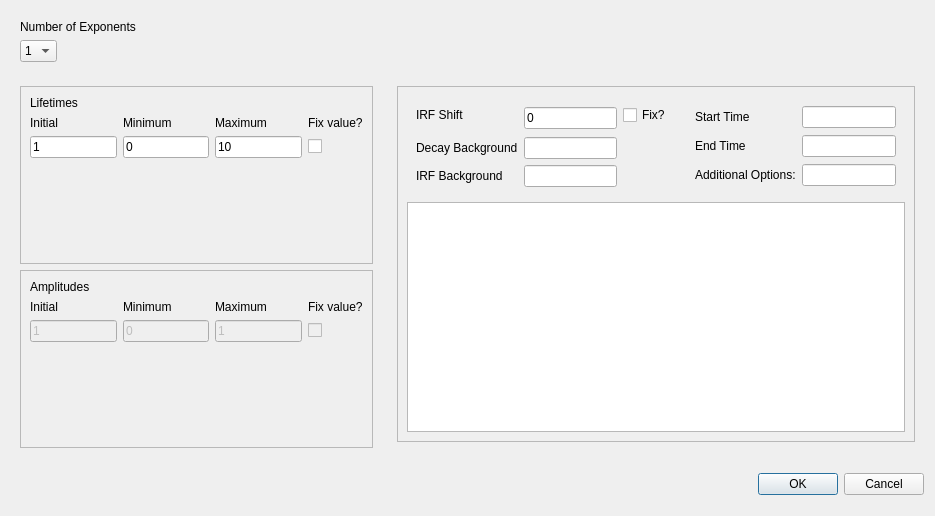
Qt form resources/ui/fitting_dialog.ui (BioPhysicsUP/Full_SMS) before a commit.
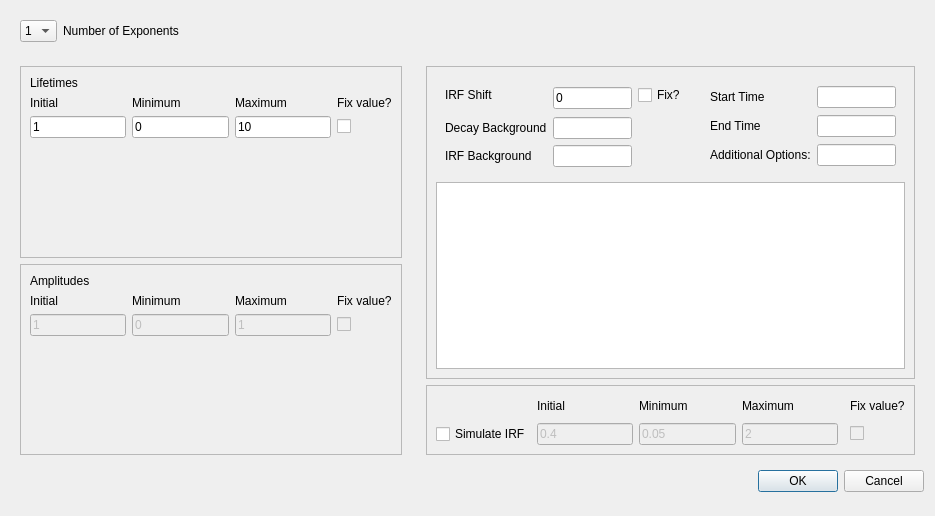
The same form after that commit. Custom widgets are drawn as their Qt base class.

```diff
--- a/resources/ui/fitting_dialog.ui
+++ b/resources/ui/fitting_dialog.ui
@@ -13,20 +13,7 @@
   <property name="windowTitle">
    <string>Dialog</string>
   </property>
-  <layout class="QGridLayout" name="gridLayout_7">
-   <item row="3" column="0">
-    <spacer name="verticalSpacer_8">
-     <property name="orientation">
-      <enum>Qt::Vertical</enum>
-     </property>
-     <property name="sizeHint" stdset="0">
-      <size>
-       <width>20</width>
-       <height>40</height>
-      </size>
-     </property>
-    </spacer>
-   </item>
+  <layout class="QFormLayout" name="formLayout">
    <item row="0" column="0">
     <widget class="QFrame" name="frame_3">
      <property name="frameShape">
@@ -39,13 +26,6 @@
       <number>0</number>
      </property>
      <layout class="QFormLayout" name="formLayout_2">
-      <item row="0" column="0">
-       <widget class="QLabel" name="label">
-        <property name="text">
-         <string>Number of Exponents</string>
-        </property>
-       </widget>
-      </item>
       <item row="1" column="0">
        <widget class="QComboBox" name="combNumExp">
         <item>
@@ -65,20 +45,17 @@
         </item>
        </widget>
       </item>
+      <item row="1" column="1">
+       <widget class="QLabel" name="label">
+        <property name="text">
+         <string>Number of Exponents</string>
+        </property>
+       </widget>
+      </item>
      </layout>
     </widget>
    </item>
-   <item row="3" column="2">
-    <widget class="QDialogButtonBox" name="buttonBox">
-     <property name="orientation">
-      <enum>Qt::Horizontal</enum>
-     </property>
-     <property name="standardButtons">
-      <set>QDialogButtonBox::Cancel|QDialogButtonBox::Ok</set>
-     </property>
-    </widget>
-   </item>
-   <item row="1" column="0" rowspan="2">
+   <item row="2" column="0">
     <widget class="QFrame" name="frame_4">
      <property name="maximumSize">
       <size>
@@ -809,8 +786,37 @@
      </layout>
     </widget>
    </item>
-   <item row="1" column="2">
+   <item row="4" column="0">
+    <spacer name="verticalSpacer_8">
+     <property name="orientation">
+      <enum>Qt::Vertical</enum>
+     </property>
+     <property name="sizeHint" stdset="0">
+      <size>
+       <width>20</width>
+       <height>40</height>
+      </size>
+     </property>
+    </spacer>
+   </item>
+   <item row="4" column="1">
+    <widget class="QDialogButtonBox" name="buttonBox">
+     <property name="orientation">
+      <enum>Qt::Horizontal</enum>
+     </property>
+     <property name="standardButtons">
+      <set>QDialogButtonBox::Cancel|QDialogButtonBox::Ok</set>
+     </property>
+    </widget>
+   </item>
+   <item row="2" column="1">
     <widget class="QFrame" name="frame_5">
+     <property name="sizePolicy">
+      <sizepolicy hsizetype="Preferred" vsizetype="Expanding">
+       <horstretch>0</horstretch>
+       <verstretch>0</verstretch>
+      </sizepolicy>
+     </property>
      <property name="frameShape">
       <enum>QFrame::NoFrame</enum>
      </property>
@@ -820,6 +826,12 @@
      <layout class="QGridLayout" name="gridLayout_9">
       <item row="2" column="0" colspan="2">
        <widget class="QFrame" name="right_frame">
+        <property name="sizePolicy">
+         <sizepolicy hsizetype="Preferred" vsizetype="Expanding">
+          <horstretch>0</horstretch>
+          <verstretch>0</verstretch>
+         </sizepolicy>
+        </property>
         <property name="frameShape">
          <enum>QFrame::StyledPanel</enum>
         </property>
@@ -929,7 +941,113 @@
           </widget>
          </item>
          <item row="2" column="0" colspan="2">
-          <widget class="PlotWidget" name="pgFitParam"/>
+          <widget class="PlotWidget" name="pgFitParam">
+           <property name="minimumSize">
+            <size>
+             <width>0</width>
+             <height>165</height>
+            </size>
+           </property>
+          </widget>
+         </item>
+        </layout>
+       </widget>
+      </item>
+      <item row="3" column="0" colspan="2">
+       <widget class="QFrame" name="frame_2">
+        <property name="sizePolicy">
+         <sizepolicy hsizetype="Expanding" vsizetype="Preferred">
+          <horstretch>0</horstretch>
+          <verstretch>0</verstretch>
+         </sizepolicy>
+        </property>
+        <property name="minimumSize">
+         <size>
+          <width>100</width>
+          <height>70</height>
+         </size>
+        </property>
+        <property name="frameShape">
+         <enum>QFrame::StyledPanel</enum>
+        </property>
+        <property name="frameShadow">
+         <enum>QFrame::Raised</enum>
+        </property>
+        <layout class="QGridLayout" name="gridLayout_12">
+         <item row="1" column="0">
+          <widget class="QCheckBox" name="checkSimIRF">
+           <property name="text">
+            <string>Simulate IRF</string>
+           </property>
+          </widget>
+         </item>
+         <item row="0" column="4" colspan="2">
+          <widget class="QLabel" name="label_39">
+           <property name="text">
+            <string>Maximum</string>
+           </property>
+          </widget>
+         </item>
+         <item row="0" column="1">
+          <widget class="QLabel" name="label_38">
+           <property name="text">
+            <string>Initial</string>
+           </property>
+          </widget>
+         </item>
+         <item row="0" column="2">
+          <widget class="QLabel" name="label_41">
+           <property name="text">
+            <string>Minimum</string>
+           </property>
+          </widget>
+         </item>
+         <item row="1" column="1">
+          <widget class="QLineEdit" name="fwhmInit">
+           <property name="enabled">
+            <bool>false</bool>
+           </property>
+           <property name="text">
+            <string>0.4</string>
+           </property>
+          </widget>
+         </item>
+         <item row="1" column="2">
+          <widget class="QLineEdit" name="fwhmMin">
+           <property name="enabled">
+            <bool>false</bool>
+           </property>
+           <property name="text">
+            <string>0.05</string>
+           </property>
+          </widget>
+         </item>
+         <item row="1" column="4">
+          <widget class="QLineEdit" name="fwhmMax">
+           <property name="enabled">
+            <bool>false</bool>
+           </property>
+           <property name="text">
+            <string>2</string>
+           </property>
+          </widget>
+         </item>
+         <item row="0" column="6">
+          <widget class="QLabel" name="label_40">
+           <property name="text">
+            <string>Fix value?</string>
+           </property>
+          </widget>
+         </item>
+         <item row="1" column="6">
+          <widget class="QCheckBox" name="checkfwhmFix">
+           <property name="enabled">
+            <bool>false</bool>
+           </property>
+           <property name="text">
+            <string/>
+           </property>
+          </widget>
          </item>
         </layout>
        </widget>
```
